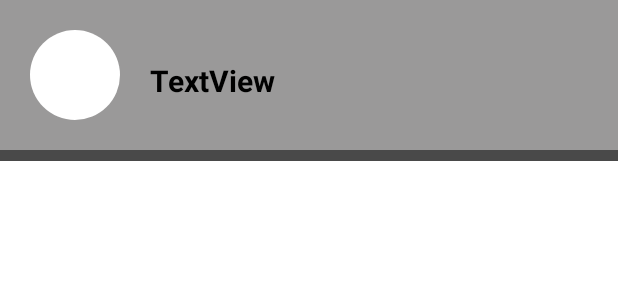
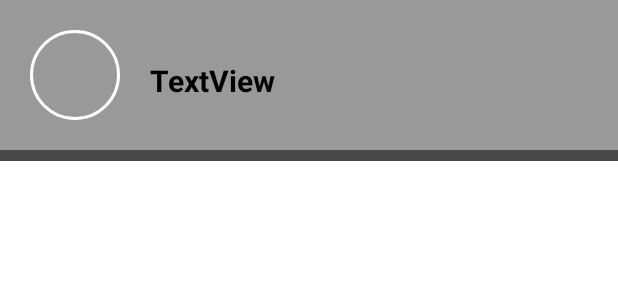
Before and after one commit to SlaydeSequeira/CollegeSocialMediaApp, an Android app: the layout user_item.xml on its own in the app's theme, with its tools: preview values and no code run, on a phone screen of 412 x 824 dp. Shown: the top 300 px of the screen. Run offline under Robolectric (Android 15) with nearby library versions, the phone set to English and light mode, and no system bars.

Commit message:
version 12

```diff
--- a/app/src/main/res/drawable/circular_background.xml
+++ b/app/src/main/res/drawable/circular_background.xml
@@ -1,5 +1,8 @@
 <?xml version="1.0" encoding="utf-8"?>
 <shape xmlns:android="http://schemas.android.com/apk/res/android"
     android:shape="oval">
-    <solid android:color="@color/white" />
+    <solid android:color="@android:color/transparent" />
+    <stroke
+        android:width="2dp"
+        android:color="@android:color/white" />
 </shape>
```
Also changed, not shown: app/src/main/res/layout/activity_message.xml (+7 -13 lines).
